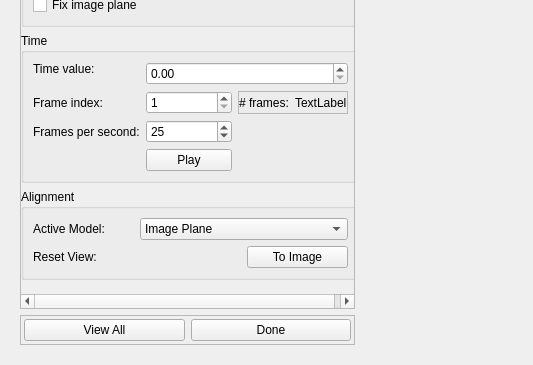
First picture: the form in mapclientplugins/meshgeneratorstep/qt/meshgeneratorwidget.ui, repository mlin865/mapclientplugins.scaffoldcreator, before the edit; both pictures show x 0 to 533 and y 507 to 872 of the 1093 by 872 pixel window.
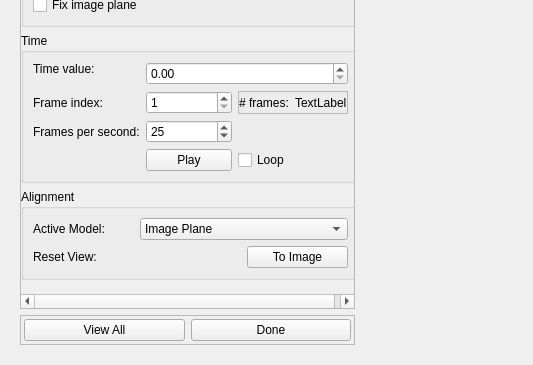
Second picture: the form after the edit. Custom widgets are drawn as their Qt base class.

Commit message: Add functionality to loop time.

The edit to the form file:
```diff
--- a/mapclientplugins/meshgeneratorstep/qt/meshgeneratorwidget.ui
+++ b/mapclientplugins/meshgeneratorstep/qt/meshgeneratorwidget.ui
@@ -405,6 +405,13 @@
                   </property>
                  </widget>
                 </item>
+                <item row="4" column="2">
+                 <widget class="QCheckBox" name="timeLoop_checkBox">
+                  <property name="text">
+                   <string>Loop</string>
+                  </property>
+                 </widget>
+                </item>
                </layout>
               </widget>
              </item>
```
The commit also changes 3 other files.
